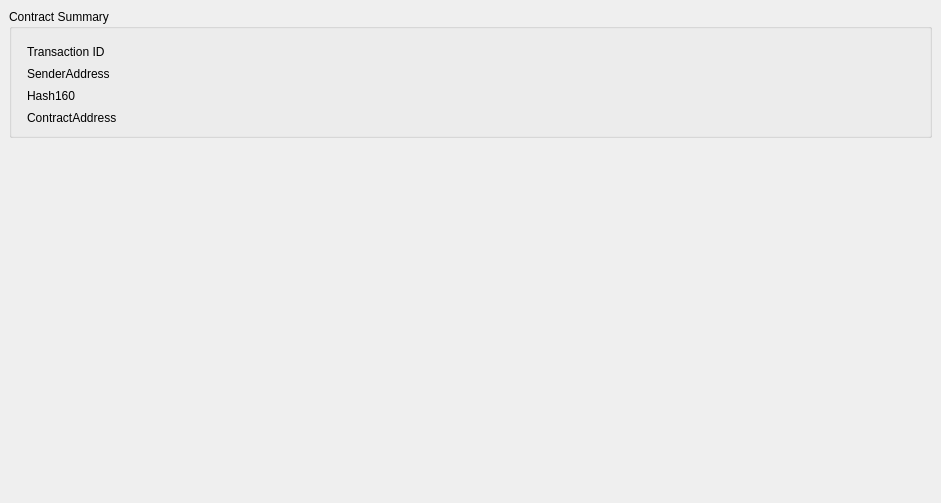
The window that src/qt/forms/contractresult.ui (qtumproject/qtum) describes before a commit, drawn with Qt 5.
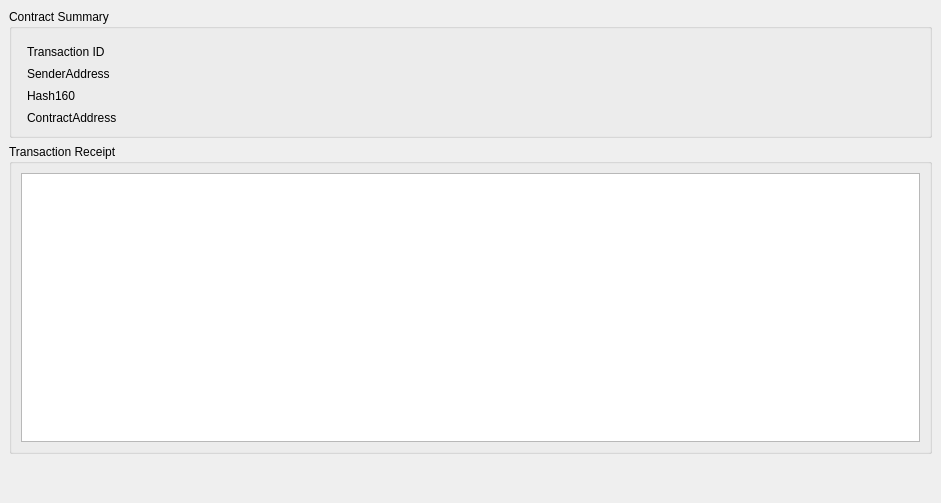
The same window after the commit. The open tabs and pages were chosen to show the change.

Commit message: Update contract result ui to show receipt

The edit to the form file:
```diff
--- a/src/qt/forms/contractresult.ui
+++ b/src/qt/forms/contractresult.ui
@@ -179,11 +179,36 @@
       </layout>
      </widget>
     </item>
+    <item>
+     <widget class="QGroupBox" name="groupBoxReceipt">
+      <property name="sizePolicy">
+       <sizepolicy hsizetype="Preferred" vsizetype="Expanding">
+        <horstretch>0</horstretch>
+        <verstretch>0</verstretch>
+       </sizepolicy>
+      </property>
+      <property name="title">
+       <string>Transaction Receipt</string>
+      </property>
+      <layout class="QVBoxLayout" name="verticalLayout_5">
+       <item>
+        <widget class="QTextEdit" name="textEditReceipt">
+         <property name="readOnly">
+          <bool>true</bool>
+         </property>
+        </widget>
+       </item>
+      </layout>
+     </widget>
+    </item>
     <item>
      <spacer name="verticalSpacer">
       <property name="orientation">
        <enum>Qt::Vertical</enum>
       </property>
+      <property name="sizeType">
+       <enum>QSizePolicy::Minimum</enum>
+      </property>
       <property name="sizeHint" stdset="0">
        <size>
         <width>20</width>
```
Left out of the diff: 8 changed lines with no effect on the pictures. The commit also changes 2 other files.
